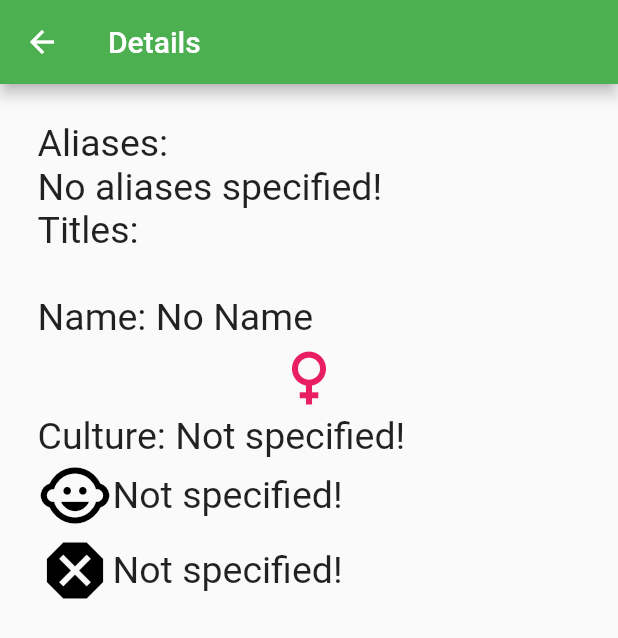
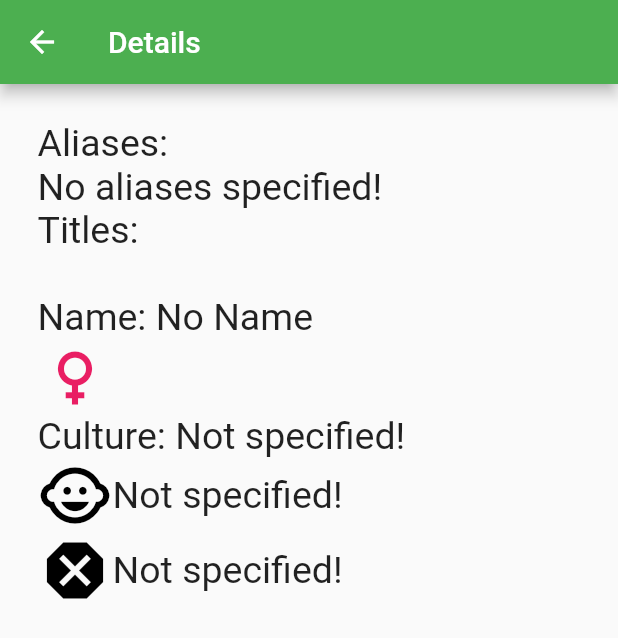
Before and after one commit to mamadfrhi/flutter_code_challenge, a Flutter app: the Details screen opened directly with empty values, on a phone screen of 412 x 824 dp. Shown: the top 638 px of the screen. Run offline on Flutter 3.47's test engine with Material 2 defaults, Android fonts, the phone set to English and light mode, and no system bars; our stand-ins replace bloc, equatable, flutter_bloc; network calls fail.

Commit message:
refactored details page.

```diff
--- a/lib/screens/details/Details.dart
+++ b/lib/screens/details/Details.dart
@@ -20,14 +20,13 @@ class Details extends StatelessWidget {
       ),
       body: SingleChildScrollView(
         padding: const EdgeInsets.all(25),
-        child: Center(
         child: Column(
-            crossAxisAlignment: CrossAxisAlignment.stretch,
+          mainAxisAlignment: MainAxisAlignment.start,
+          crossAxisAlignment: CrossAxisAlignment.start,
           children: [
             // aliases
             BigText(
-                text:
-                    _detailsTitleContainer.aliasesTitle + person.aliases.join(),
+              text: _detailsTitleContainer.aliasesTitle + person.aliases.join(),
             ),
             // titles
             BigText(
@@ -56,7 +55,6 @@ class Details extends StatelessWidget {
           ],
         ),
       ),
-      ),
     );
   }
 }
```
Lines whose indentation alone changed are shown as unchanged.
